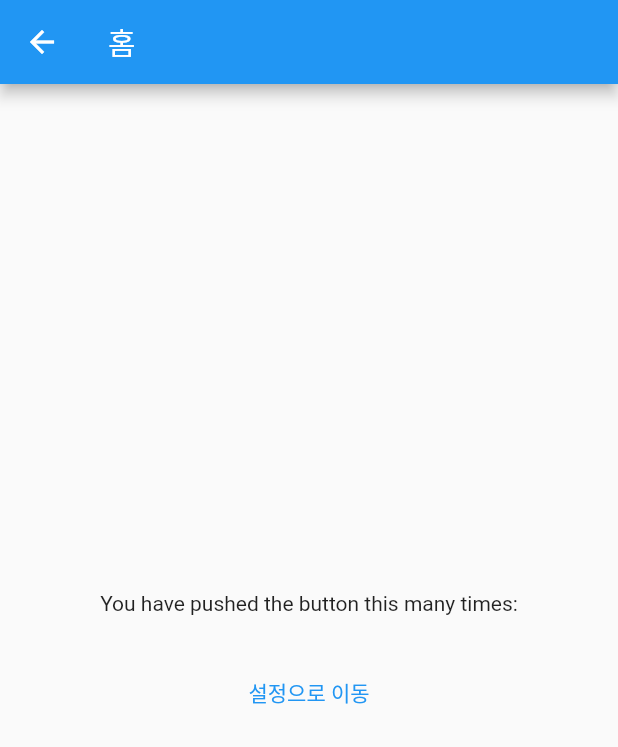
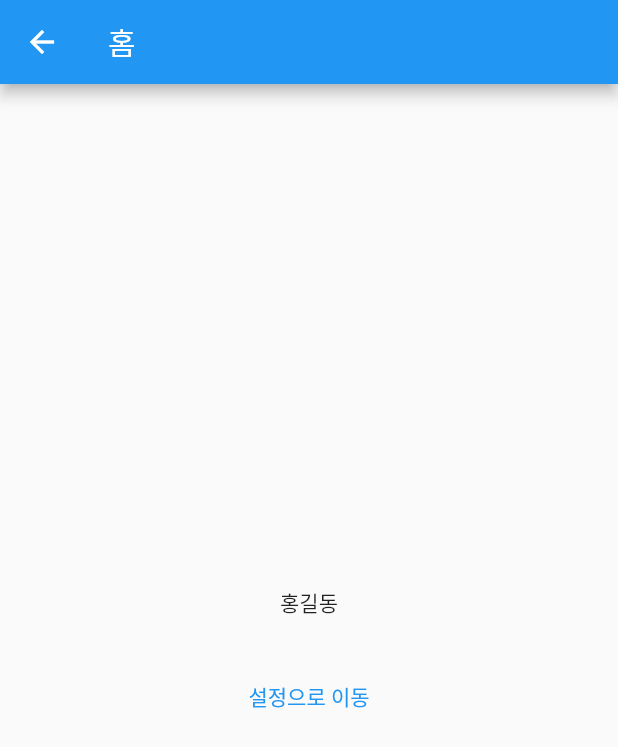
Before and after one commit to hyochan/flutter_navigation_sample, a Flutter app: the Home screen opened by its route, after a tap on "설정으로 이동", on a phone screen of 412 x 824 dp. Shown: the top 747 px of the screen. Run offline on Flutter 3.47's test engine with Material 2 defaults, Android fonts, the phone set to English and light mode, and no system bars.

```diff
--- a/lib/home.dart
+++ b/lib/home.dart
@@ -1,27 +1,30 @@
 import 'package:flutter/material.dart';
+import 'package:flutter_navigation_sample/navigation.dart';
+import 'package:flutter_navigation_sample/routes.dart';
 import 'package:flutter_navigation_sample/settings.dart';
 
 class Home extends StatefulWidget {
-  const Home({super.key, required this.title});
-  final String title;
+  const Home({super.key, this.title});
+  final String? title;
 
   @override
   State<Home> createState() => _HomeState();
 }
 
 class _HomeState extends State<Home> {
+  var person = Person(name: '홍길동', age: 30);
+
   @override
   Widget build(BuildContext context) {
     return Scaffold(
-      appBar: AppBar(
-        title: Text(widget.title),
-      ),
+      appBar: AppBar(title: Text(widget.title ?? '홈')),
       body: Center(
         child: Column(
           mainAxisAlignment: MainAxisAlignment.center,
           children: <Widget>[
-            const Text(
-              'You have pushed the button this many times:',
+            Padding(
+              padding: const EdgeInsets.symmetric(horizontal: 20),
+              child: Text(person.name),
             ),
             const SizedBox(height: 28),
             TextButton(
@@ -37,9 +40,29 @@ class _HomeState extends State<Home> {
               //     builder: (context) => const Settings(title: '설정'),
               //   ),
               // ),
-              onPressed: () => Navigator.of(context).restorablePushNamed(
-                '/settings',
-                arguments: null,
+              // onPressed: () => Navigator.of(context).restorablePushNamed(
+              //   '/settings',
+              //   arguments: null,
+              // ),
+              // onPressed: () async {
+              //   await Navigator.of(context).push(
+              //     MaterialPageRoute(
+              //       builder: (context) => Settings(
+              //         title: '설정',
+              //         person: person,
+              //       ),
+              //     ),
+              //   );
+
+              //   setState(() {});
+              // },
+              onPressed: () => navigation.push(
+                context,
+                AppRoute.settings.path,
+                arguments: SettingsArguments(
+                  title: '설정',
+                  person: person,
+                ),
               ),
             ),
           ],
@@ -48,3 +71,9 @@ class _HomeState extends State<Home> {
     );
   }
 }
+
+class Person {
+  Person({required this.name, required this.age});
+  String name;
+  final int age;
+}
--- /dev/null
+++ b/lib/navigation.dart
@@ -0,0 +1,49 @@
+import 'dart:async';
+
+import 'package:flutter/material.dart';
+
+typedef NavigationArguments<T> = T;
+
+class _Navigation {
+  factory _Navigation() {
+    return _singleton;
+  }
+
+  _Navigation._internal();
+  static final _Navigation _singleton = _Navigation._internal();
+
+  Future<dynamic> push(BuildContext context, String routeName,
+      {bool reset = false, NavigationArguments? arguments}) {
+    if (reset) {
+      return Navigator.pushNamedAndRemoveUntil(
+        context,
+        '/$routeName',
+        ModalRoute.withName('/$routeName'),
+        arguments: arguments,
+      );
+    }
+
+    return Navigator.of(context).pushNamed('/$routeName', arguments: arguments);
+  }
+
+  void pop<T extends dynamic>(
+    BuildContext context, {
+    T? params,
+  }) {
+    return Navigator.pop(context, params);
+  }
+
+  void popUtil(
+    BuildContext context,
+    String routeName,
+  ) {
+    return Navigator.popUntil(
+      context,
+      (route) {
+        return route.settings.name == '/$routeName';
+      },
+    );
+  }
+}
+
+var navigation = _Navigation();
--- /dev/null
+++ b/lib/routes.dart
@@ -0,0 +1,52 @@
+import 'package:flutter/foundation.dart';
+import 'package:flutter/material.dart';
+import 'package:flutter_navigation_sample/exception.dart';
+
+import './home.dart' show Home;
+import './settings.dart' show Settings, SettingsArguments;
+
+enum AppRoute {
+  home,
+  settings,
+}
+
+extension RouteName on AppRoute {
+  String get name => describeEnum(this);
+
+  /// Convert to `lower-snake-case` format.
+  String get path {
+    var exp = RegExp(r'(?<=[a-z])[A-Z]');
+    var result =
+        name.replaceAllMapped(exp, (m) => '-${m.group(0)}').toLowerCase();
+    return result;
+  }
+
+  /// Convert to `lower-snake-case` format with `/`.
+  String get fullPath {
+    var exp = RegExp(r'(?<=[a-z])[A-Z]');
+    var result =
+        name.replaceAllMapped(exp, (m) => '-${m.group(0)}').toLowerCase();
+    return '/$result';
+  }
+}
+
+final routes = {
+  AppRoute.settings.fullPath: (context) => const Home(),
+  // Note that routes with args are written in [onGenerateRoute] below.
+};
+
+MaterialPageRoute onGenerateRoute(RouteSettings settings) {
+  // If you push the PassArguments route
+  if (settings.name == AppRoute.settings.fullPath) {
+    var args = settings.arguments as SettingsArguments;
+
+    return MaterialPageRoute(builder: (context) {
+      return Settings(
+        title: args.title,
+        person: args.person,
+      );
+    });
+  }
+
+  throw NotFoundException(cause: 'Route not found: ${settings.name}');
+}
--- a/lib/settings.dart
+++ b/lib/settings.dart
@@ -1,7 +1,14 @@
 import 'package:flutter/material.dart';
+import 'package:flutter_navigation_sample/home.dart';
+
+class SettingsArguments {
+  final String title;
+  final Person? person;
+  SettingsArguments({required this.title, this.person});
+}
 
 class Settings extends StatefulWidget {
-  const Settings({super.key, required this.title});
+  const Settings({super.key, required this.title, this.person});
 
   // This widget is the home page of your application. It is stateful, meaning
   // that it has a State object (defined below) that contains fields that affect
@@ -13,6 +20,7 @@ class Settings extends StatefulWidget {
   // always marked "final".
 
   final String title;
+  final Person? person;
 
   @override
   State<Settings> createState() => _SettingsState();
@@ -50,24 +58,21 @@ class _SettingsState extends State<Settings> {
         // Center is a layout widget. It takes a single child and positions it
         // in the middle of the parent.
         child: Column(
-          // Column is also a layout widget. It takes a list of children and
-          // arranges them vertically. By default, it sizes itself to fit its
-          // children horizontally, and tries to be as tall as its parent.
-          //
-          // Invoke "debug painting" (press "p" in the console, choose the
-          // "Toggle Debug Paint" action from the Flutter Inspector in Android
-          // Studio, or the "Toggle Debug Paint" command in Visual Studio Code)
-          // to see the wireframe for each widget.
-          //
-          // Column has various properties to control how it sizes itself and
-          // how it positions its children. Here we use mainAxisAlignment to
-          // center the children vertically; the main axis here is the vertical
-          // axis because Columns are vertical (the cross axis would be
-          // horizontal).
           mainAxisAlignment: MainAxisAlignment.center,
           children: <Widget>[
-            const Text(
-              'You have pushed the button this many times:',
+            Text('Person: ${widget.person?.name}, ${widget.person?.age}'),
+            Padding(
+              padding: const EdgeInsets.symmetric(horizontal: 20),
+              child: TextField(
+                decoration: const InputDecoration(
+                  hintText: '이름을 입력하세요',
+                ),
+                onChanged: (value) {
+                  setState(() {
+                    widget.person?.name = value;
+                  });
+                },
+              ),
             ),
             Text(
               '$_counter',
```
Also changed, not shown: lib/exception.dart (added, +9 -0 lines), 1 other file.
